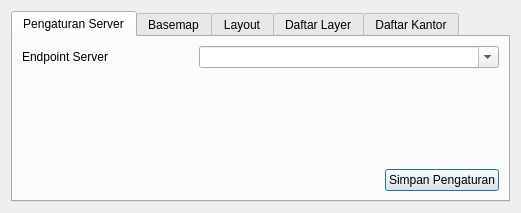
Qt form ui/pengaturan.ui (nyanyaon/GeoKKP-GIS) before a commit.
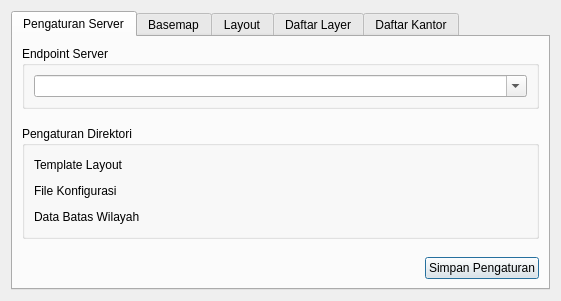
The same form after that commit. Custom widgets are drawn as their Qt base class.

Commit message: tambah pengaturan direktori

```diff
--- a/ui/pengaturan.ui
+++ b/ui/pengaturan.ui
@@ -6,8 +6,8 @@
    <rect>
     <x>0</x>
     <y>0</y>
-    <width>521</width>
-    <height>213</height>
+    <width>561</width>
+    <height>301</height>
    </rect>
   </property>
   <property name="windowTitle">
@@ -34,48 +34,206 @@
         <attribute name="title">
          <string>Pengaturan Server</string>
         </attribute>
-        <layout class="QGridLayout" name="gridLayout_2">
-         <item row="0" column="0">
-          <layout class="QHBoxLayout" name="horizontalLayout_2">
-           <item>
-            <widget class="QLabel" name="label">
-             <property name="text">
-              <string>Endpoint Server</string>
-             </property>
-            </widget>
-           </item>
-           <item>
-            <spacer name="horizontalSpacer">
-             <property name="orientation">
-              <enum>Qt::Horizontal</enum>
-             </property>
-             <property name="sizeHint" stdset="0">
-              <size>
-               <width>40</width>
-               <height>20</height>
-              </size>
-             </property>
-            </spacer>
-           </item>
-           <item>
-            <widget class="QComboBox" name="comboBoxEndpoint">
-             <property name="minimumSize">
-              <size>
-               <width>300</width>
-               <height>0</height>
-              </size>
-             </property>
-             <property name="cursor">
-              <cursorShape>ArrowCursor</cursorShape>
-             </property>
-             <property name="editable">
-              <bool>true</bool>
-             </property>
-            </widget>
-           </item>
-          </layout>
+        <layout class="QGridLayout" name="gridLayout_4">
+         <item row="0" column="0" colspan="2">
+          <widget class="QGroupBox" name="groupBox">
+           <property name="title">
+            <string>Endpoint Server</string>
+           </property>
+           <layout class="QGridLayout" name="gridLayout_2">
+            <item row="0" column="0">
+             <widget class="QComboBox" name="comboBoxEndpoint">
+              <property name="minimumSize">
+               <size>
+                <width>300</width>
+                <height>0</height>
+               </size>
+              </property>
+              <property name="cursor">
+               <cursorShape>ArrowCursor</cursorShape>
+              </property>
+              <property name="editable">
+               <bool>true</bool>
+              </property>
+             </widget>
+            </item>
+           </layout>
+          </widget>
          </item>
-         <item row="2" column="0">
+         <item row="1" column="0">
+          <spacer name="verticalSpacer">
+           <property name="orientation">
+            <enum>Qt::Vertical</enum>
+           </property>
+           <property name="sizeHint" stdset="0">
+            <size>
+             <width>20</width>
+             <height>20</height>
+            </size>
+           </property>
+          </spacer>
+         </item>
+         <item row="2" column="0" colspan="2">
+          <widget class="QGroupBox" name="groupBox_2">
+           <property name="title">
+            <string>Pengaturan Direktori</string>
+           </property>
+           <layout class="QGridLayout" name="gridLayout_3">
+            <item row="0" column="0">
+             <layout class="QHBoxLayout" name="horizontalLayout_2">
+              <item>
+               <widget class="QLabel" name="label">
+                <property name="text">
+                 <string>Template Layout</string>
+                </property>
+               </widget>
+              </item>
+              <item>
+               <spacer name="horizontalSpacer">
+                <property name="orientation">
+                 <enum>Qt::Horizontal</enum>
+                </property>
+                <property name="sizeHint" stdset="0">
+                 <size>
+                  <width>40</width>
+                  <height>20</height>
+                 </size>
+                </property>
+               </spacer>
+              </item>
+              <item>
+               <widget class="QgsFileWidget" name="direktoriTemplate">
+                <property name="minimumSize">
+                 <size>
+                  <width>350</width>
+                  <height>0</height>
+                 </size>
+                </property>
+                <property name="useLink">
+                 <bool>false</bool>
+                </property>
+                <property name="dialogTitle">
+                 <string>Direktori Template Layout</string>
+                </property>
+                <property name="storageMode">
+                 <enum>QgsFileWidget::GetDirectory</enum>
+                </property>
+               </widget>
+              </item>
+             </layout>
+            </item>
+            <item row="1" column="0">
+             <layout class="QHBoxLayout" name="horizontalLayout_3">
+              <item>
+               <widget class="QLabel" name="label_2">
+                <property name="text">
+                 <string>File Konfigurasi</string>
+                </property>
+               </widget>
+              </item>
+              <item>
+               <spacer name="horizontalSpacer_2">
+                <property name="orientation">
+                 <enum>Qt::Horizontal</enum>
+                </property>
+                <property name="sizeHint" stdset="0">
+                 <size>
+                  <width>40</width>
+                  <height>20</height>
+                 </size>
+                </property>
+               </spacer>
+              </item>
+              <item>
+               <widget class="QgsFileWidget" name="direktoriKonfigurasi">
+                <property name="minimumSize">
+                 <size>
+                  <width>350</width>
+                  <height>0</height>
+                 </size>
+                </property>
+                <property name="useLink">
+                 <bool>false</bool>
+                </property>
+                <property name="fullUrl">
+                 <bool>true</bool>
+                </property>
+                <property name="defaultRoot">
+                 <string>Direktori Konfigurasi</string>
+                </property>
+                <property name="storageMode">
+                 <enum>QgsFileWidget::GetDirectory</enum>
+                </property>
+               </widget>
+              </item>
+             </layout>
+            </item>
+            <item row="2" column="0">
+             <layout class="QHBoxLayout" name="horizontalLayout_5">
+              <item>
+               <widget class="QLabel" name="label_3">
+                <property name="text">
+                 <string>Data Batas Wilayah</string>
+                </property>
+               </widget>
+              </item>
+              <item>
+               <spacer name="horizontalSpacer_4">
+                <property name="orientation">
+                 <enum>Qt::Horizontal</enum>
+                </property>
+                <property name="sizeHint" stdset="0">
+                 <size>
+                  <width>40</width>
+                  <height>20</height>
+                 </size>
+                </property>
+               </spacer>
+              </item>
+              <item>
+               <widget class="QgsFileWidget" name="direktoriBatasWilayah">
+                <property name="minimumSize">
+                 <size>
+                  <width>350</width>
+                  <height>0</height>
+                 </size>
+                </property>
+                <property name="useLink">
+                 <bool>false</bool>
+                </property>
+                <property name="fullUrl">
+                 <bool>true</bool>
+                </property>
+                <property name="dialogTitle">
+                 <string>Direktori Data</string>
+                </property>
+                <property name="storageMode">
+                 <enum>QgsFileWidget::GetDirectory</enum>
+                </property>
+                <property name="relativeStorage">
+                 <enum>QgsFileWidget::Absolute</enum>
+                </property>
+               </widget>
+              </item>
+             </layout>
+            </item>
+           </layout>
+          </widget>
+         </item>
+         <item row="3" column="1">
+          <spacer name="verticalSpacer_2">
+           <property name="orientation">
+            <enum>Qt::Vertical</enum>
+           </property>
+           <property name="sizeHint" stdset="0">
+            <size>
+             <width>20</width>
+             <height>21</height>
+            </size>
+           </property>
+          </spacer>
+         </item>
+         <item row="4" column="0" colspan="2">
           <layout class="QHBoxLayout" name="horizontalLayout_4">
            <item>
             <spacer name="horizontalSpacer_3">
@@ -99,19 +257,6 @@
            </item>
           </layout>
          </item>
-         <item row="1" column="0">
-          <spacer name="verticalSpacer">
-           <property name="orientation">
-            <enum>Qt::Vertical</enum>
-           </property>
-           <property name="sizeHint" stdset="0">
-            <size>
-             <width>20</width>
-             <height>40</height>
-            </size>
-           </property>
-          </spacer>
-         </item>
         </layout>
        </widget>
        <widget class="QWidget" name="basemap">
@@ -140,6 +285,13 @@
    </item>
   </layout>
  </widget>
+ <customwidgets>
+  <customwidget>
+   <class>QgsFileWidget</class>
+   <extends>QWidget</extends>
+   <header>qgsfilewidget.h</header>
+  </customwidget>
+ </customwidgets>
  <resources/>
  <connections/>
 </ui>
```
The commit also changes 2 other files.
